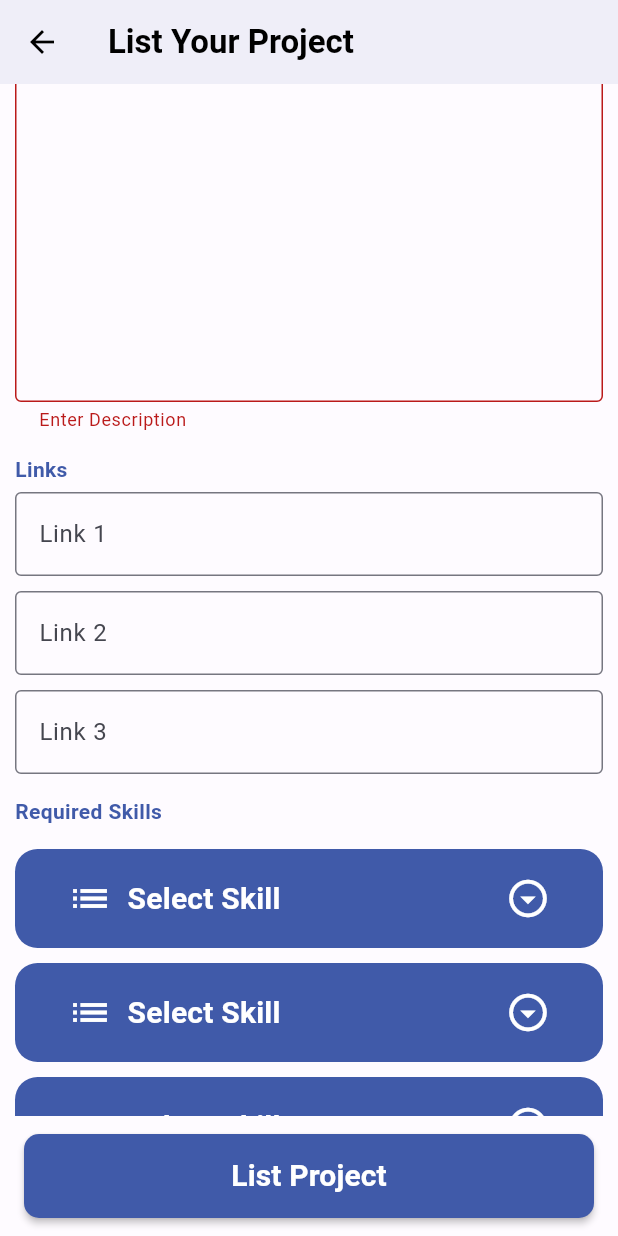
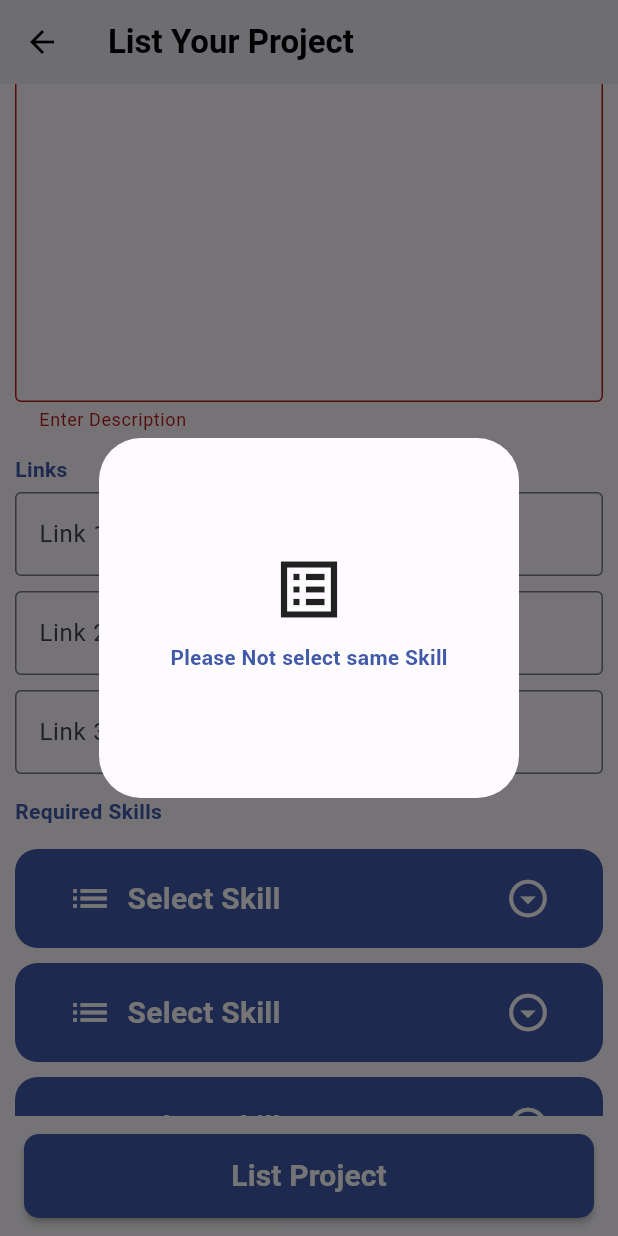
Before and after one commit to Sahilsagar44/job-seeking-app, a Flutter app: the ListProjectScreen screen opened directly, scrolled down 546 dp, after a tap on "List Project", on a phone screen of 412 x 824 dp. Run offline on Flutter 3.47's test engine with Material 3 defaults, Android fonts, the phone set to English and light mode, and no system bars; drawn by our look-alikes of dropdown_button2; our stand-ins replace cloud_firestore, country_picker, file_picker, firebase_auth, firebase_core, firebase_storage and 12 more; missing offline and left inert: country_list_pick, pay, razorpay_flutter, syncfusion_flutter_pdfviewer, text_neon_widget; accounts and stored records are empty; network calls fail.

Commit message:
final change

```diff
--- a/lib/Presentation/Screens/ListProject.dart
+++ b/lib/Presentation/Screens/ListProject.dart
@@ -59,8 +59,6 @@ class _ListProjectScreenState extends State<ListProjectScreen> {
     'Analyser',
     'Graphic Designer',
     'FullStack Developer'
-
-
   ];
   final key = GlobalKey<FormState>();
   TextEditingController titleController = TextEditingController();
@@ -142,8 +140,9 @@ class _ListProjectScreenState extends State<ListProjectScreen> {
                       decoration: InputDecoration(
                           border: const OutlineInputBorder(),
                           focusedBorder: OutlineInputBorder(
-                              borderSide:
-                              BorderSide(color: Theme.of(context).colorScheme.primary))),
+                              borderSide: BorderSide(
+                                  color:
+                                      Theme.of(context).colorScheme.primary))),
                     ),
                     const SizedBox(
                       height: 15,
@@ -174,8 +173,9 @@ class _ListProjectScreenState extends State<ListProjectScreen> {
                           ),
                           border: const OutlineInputBorder(),
                           focusedBorder: OutlineInputBorder(
-                              borderSide:
-                              BorderSide(color: Theme.of(context).colorScheme.primary))),
+                              borderSide: BorderSide(
+                                  color:
+                                      Theme.of(context).colorScheme.primary))),
                     ),
                     const SizedBox(
                       height: 15,
@@ -200,7 +200,9 @@ class _ListProjectScreenState extends State<ListProjectScreen> {
                                         .contains(MaterialState.disabled)) {
                                       return Colors.white;
                                     }
-                                        return Theme.of(context).colorScheme.primary;
+                                    return Theme.of(context)
+                                        .colorScheme
+                                        .primary;
                                   }),
                                   value: "Less Than 1 Month",
                                   groupValue: _value,
@@ -225,7 +227,9 @@ class _ListProjectScreenState extends State<ListProjectScreen> {
                                         .contains(MaterialState.disabled)) {
                                       return Colors.white;
                                     }
-                                        return Theme.of(context).colorScheme.primary;
+                                    return Theme.of(context)
+                                        .colorScheme
+                                        .primary;
                                   }),
                                   value: "1 to 3 Months",
                                   groupValue: _value,
@@ -250,7 +254,9 @@ class _ListProjectScreenState extends State<ListProjectScreen> {
                                         .contains(MaterialState.disabled)) {
                                       return Colors.white;
                                     }
-                                        return Theme.of(context).colorScheme.primary;
+                                    return Theme.of(context)
+                                        .colorScheme
+                                        .primary;
                                   }),
                                   value: "More Than 3 Months",
                                   groupValue: _value,
@@ -365,8 +371,9 @@ class _ListProjectScreenState extends State<ListProjectScreen> {
                       decoration: InputDecoration(
                           border: const OutlineInputBorder(),
                           focusedBorder: OutlineInputBorder(
-                              borderSide:
-                              BorderSide(color: Theme.of(context).colorScheme.primary))),
+                              borderSide: BorderSide(
+                                  color:
+                                      Theme.of(context).colorScheme.primary))),
                     ),
                     const SizedBox(
                       height: 15,
@@ -386,8 +393,9 @@ class _ListProjectScreenState extends State<ListProjectScreen> {
                           hintText: "Link 1",
                           border: const OutlineInputBorder(),
                           focusedBorder: OutlineInputBorder(
-                              borderSide:
-                              BorderSide(color: Theme.of(context).colorScheme.primary))),
+                              borderSide: BorderSide(
+                                  color:
+                                      Theme.of(context).colorScheme.primary))),
                     ),
                     const SizedBox(
                       height: 10,
@@ -398,8 +406,9 @@ class _ListProjectScreenState extends State<ListProjectScreen> {
                           hintText: "Link 2",
                           border: const OutlineInputBorder(),
                           focusedBorder: OutlineInputBorder(
-                              borderSide:
-                              BorderSide(color: Theme.of(context).colorScheme.primary))),
+                              borderSide: BorderSide(
+                                  color:
+                                      Theme.of(context).colorScheme.primary))),
                     ),
                     const SizedBox(
                       height: 10,
@@ -410,8 +419,9 @@ class _ListProjectScreenState extends State<ListProjectScreen> {
                           hintText: "Link 3",
                           border: const OutlineInputBorder(),
                           focusedBorder: OutlineInputBorder(
-                              borderSide:
-                              BorderSide(color: Theme.of(context).colorScheme.primary))),
+                              borderSide: BorderSide(
+                                  color:
+                                      Theme.of(context).colorScheme.primary))),
                     ),
                     const SizedBox(
                       height: 15,
@@ -729,6 +739,40 @@ class _ListProjectScreenState extends State<ListProjectScreen> {
           child: Container(
             child: MaterialButton(
               onPressed: () {
+                if (selectedSkill1 == selectedSkill2 ||
+                    selectedSkill2 == selectedSkill3 ||
+                    selectedSkill1 == selectedSkill3) {
+                  showDialog(
+                      context: context,
+                      builder: (context) {
+                        return AlertDialog(
+                          content: Container(
+                            height: 200,
+                            alignment: Alignment.center,
+                            child: Column(
+                              crossAxisAlignment: CrossAxisAlignment.center,
+                              mainAxisAlignment: MainAxisAlignment.center,
+                              children: [
+                                Icon(
+                                  Icons.list_alt_sharp,
+                                  size: 50,
+                                ),
+                                SizedBox(
+                                  height: 10,
+                                ),
+                                Text(
+                                  "Please Not select same Skill",
+                                  style: TextStyle(
+                                      color:
+                                          Theme.of(context).colorScheme.primary,
+                                      fontFamily: "Roboto-Bold"),
+                                ),
+                              ],
+                            ),
+                          ),
+                        );
+                      });
+                }
                 final String format =
                     DateFormat('dd-MM-y').format(DateTime.now());
                 if (key.currentState!.validate()) {
@@ -751,10 +795,11 @@ class _ListProjectScreenState extends State<ListProjectScreen> {
                     "ListedTime": TimeOfDay.now().toString(),
                     "ListedDate": format,
                     "Sealed": false,
-                    "ClientCountry":userStream!.docs[0]["country"],
-                    "Skill1":selectedSkill1.toString(),
-                    "Skill2":selectedSkill2.toString(),"Skill3":selectedSkill3.toString(),
-                    "PaymentStatus":"Request"
+                    "ClientCountry": userStream!.docs[0]["country"],
+                    "Skill1": selectedSkill1.toString(),
+                    "Skill2": selectedSkill2.toString(),
+                    "Skill3": selectedSkill3.toString(),
+                    "PaymentStatus": "Request"
                   });
                   FirebaseFirestore.instance
                       .collection("Jobs")
@@ -772,13 +817,14 @@ class _ListProjectScreenState extends State<ListProjectScreen> {
                     "Experience": experienc,
                     "ListedTime": TimeOfDay.now().toString(),
                     "ListedDate": format,
-                    "Sealed":false,
-                    "ClientCountry":userStream!.docs[0]["country"],
-                    "Skill1":selectedSkill1.toString(),
-                    "Skill2":selectedSkill2.toString(),"Skill3":selectedSkill3.toString(),
+                    "Sealed": false,
+                    "ClientCountry": userStream!.docs[0]["country"],
+                    "Skill1": selectedSkill1.toString(),
+                    "Skill2": selectedSkill2.toString(),
+                    "Skill3": selectedSkill3.toString(),
                   });
-                  Navigator.of(context).pushReplacement(
-                      MaterialPageRoute(builder: (_) => const AdminDashboard()));
+                  Navigator.of(context).pushReplacement(MaterialPageRoute(
+                      builder: (_) => const AdminDashboard()));
                 }
               },
               height: 60,
--- a/lib/Presentation/Screens/SignInScreens/GetEmployeerDetails.dart
+++ b/lib/Presentation/Screens/SignInScreens/GetEmployeerDetails.dart
@@ -173,8 +173,8 @@ class _GetEmployeerDetailState extends State<GetEmployeerDetail> {
                               context: context,
                               initialDate: DateTime.now(),
                               firstDate: DateTime(1950),
-                              //DateTime.now() - not to allow to choose before today.
-                              lastDate: DateTime(2100));
+                              lastDate: DateTime.now()
+                          );
 
                           if (pickedDate != null) {
                             print(
--- a/lib/Presentation/Screens/YouListings/PaymentScreen.dart
+++ b/lib/Presentation/Screens/YouListings/PaymentScreen.dart
@@ -219,9 +219,9 @@ bool isFinished=false;
                 buttonText: 'Slide to Pay | INR ${widget.proposedPrice}',
                 buttonWidget: Container(
                   child: Icon(Icons.arrow_forward_ios_rounded,
-                    color: Colors.grey,
+                    color: Colors.black,
                   ),),
-                activeColor: Color(0xFF009C41),
+                activeColor: Theme.of(context).colorScheme.primary,
                 isFinished: isFinished,
                 onWaitingProcess: () {
                   Future.delayed(Duration(seconds: 2), () {
```
Also changed, not shown: lib/Presentation/Screens/AdminDashboard.dart (+45 -34 lines), lib/Presentation/Screens/SignInScreens/LoginScreen.dart (+0 -7 lines), lib/Presentation/Screens/SignInScreens/RegisterScreen.dart (+5 -5 lines), lib/Presentation/Screens/SignInScreens/SkillsGather.dart (+36 -3 lines), lib/Presentation/Screens/SignInScreens/Register.dart (line endings or trailing spaces). Lines whose indentation alone changed are shown as unchanged.
